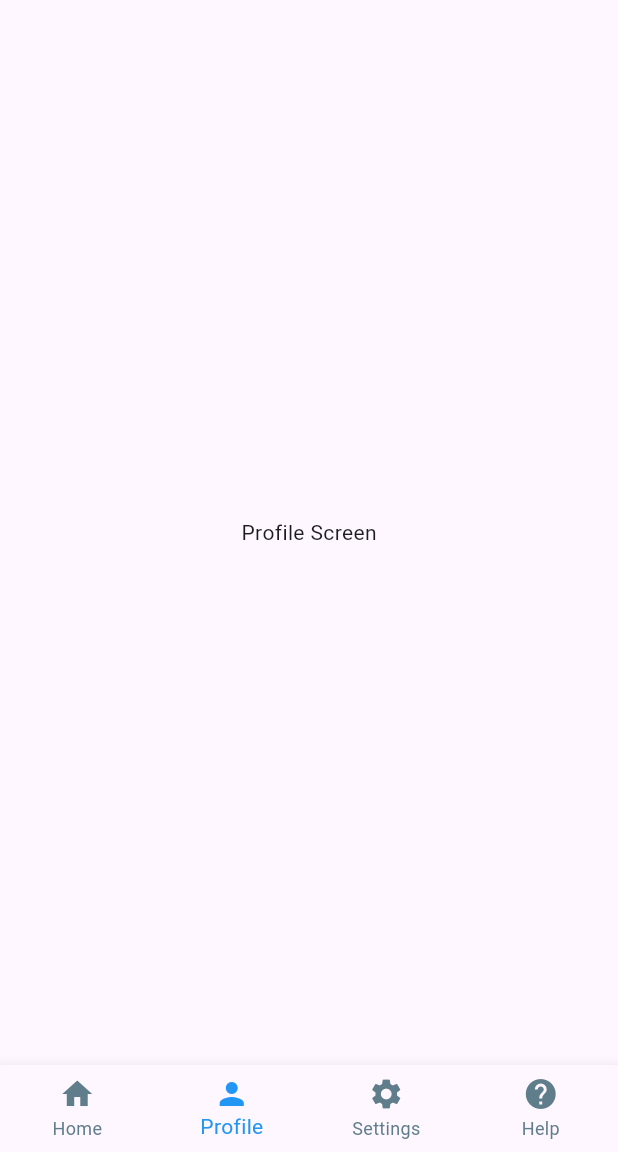
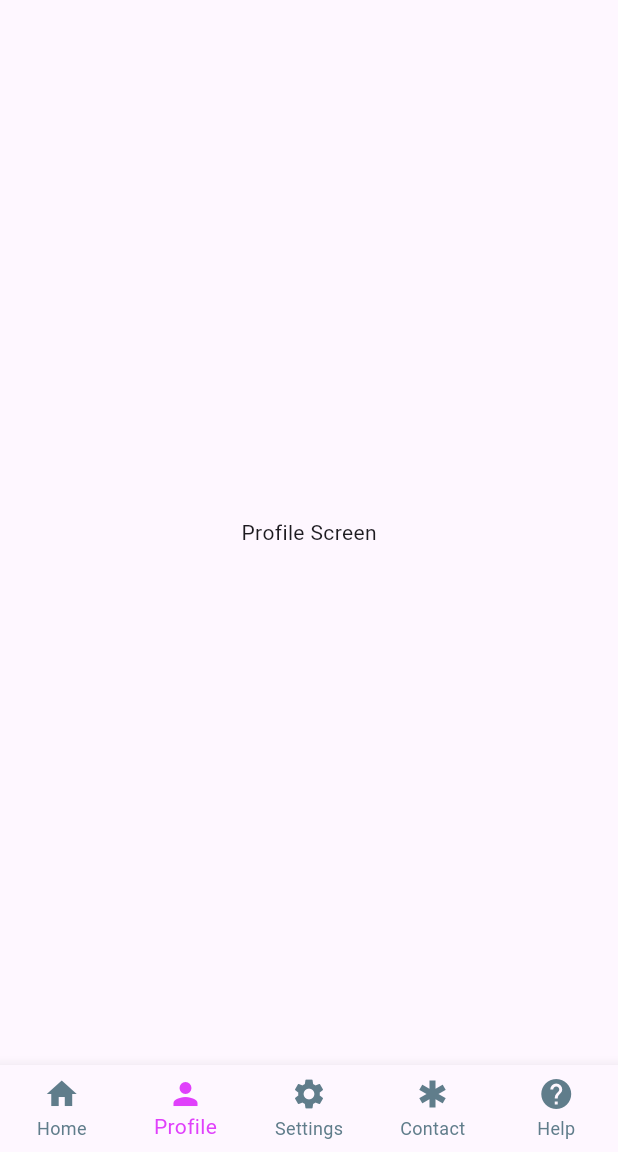
Before and after one commit to sup0808/FlutterNavigation, a Flutter app: the screen it shows after launch, item 2 of the bottom bar chosen, on a phone screen of 412 x 824 dp, the part 84-1236 px from its top. Run offline on Flutter 3.47's test engine with Material 3 defaults, Android fonts, the phone set to English and light mode, and no system bars.

Commit message:
Handle item click in Navdrawer item after adding bottom navigation bar

```diff
--- a/lib/main.dart
+++ b/lib/main.dart
@@ -36,6 +36,7 @@ class _HomePageState extends State<HomePage> {
     return Scaffold(
       appBar: AppBar(
         centerTitle: true,
+        backgroundColor: Colors.purpleAccent,
         title: const Text("Drawer Demo "),
       ),
       drawer: DrawerDemo(),
--- a/lib/views/bottom_navigation_screen.dart
+++ b/lib/views/bottom_navigation_screen.dart
@@ -9,17 +9,28 @@ import 'help_screen.dart';
 import 'home_screen.dart';
 import 'nav_drawer_screen.dart';
 
-class BottomNavigationScreen extends StatefulWidget{
+class BottomNavigationScreen extends StatefulWidget {
+  int selectedIndex = 0;
 
-  int selectedIndex=0;
-
-  BottomNavigationScreen({ required this.selectedIndex});
+  BottomNavigationScreen({required this.selectedIndex});
 
   @override
   State<BottomNavigationScreen> createState() => _BottomNavigationScreenState();
 }
 
 class _BottomNavigationScreenState extends State<BottomNavigationScreen> {
+  onItemTapped(int index) {
+    setState(() {
+      widget.selectedIndex = index;
+      currentIndex = widget.selectedIndex;
+    });
+  }
+
+  @override
+  void initState() {
+    onItemTapped(widget.selectedIndex);
+    super.initState();
+  }
 
   int currentIndex = 0;
   List screensList = [
@@ -33,25 +44,29 @@ class _BottomNavigationScreenState extends State<BottomNavigationScreen> {
 
   @override
   Widget build(BuildContext context) {
-
-    Widget currentScreen = currentIndex  == 0? HomePage() : currentIndex == 1 ?
-    ProfileScreen() : currentIndex ==2 ? SettingsScreen() :  currentIndex ==3 ? ContactScreen() :HelpScreen();
-
+    Widget currentScreen = currentIndex == 0
+        ? HomePage()
+        : currentIndex == 1
+            ? ProfileScreen()
+            : currentIndex == 2
+                ? SettingsScreen()
+                : currentIndex == 3
+                    ? ContactScreen()
+                    : HelpScreen();
 
     return Scaffold(
-
       body: PageStorage(
         bucket: bucket,
         child: currentScreen,
       ),
       bottomNavigationBar: BottomNavigationBar(
         type: BottomNavigationBarType.fixed,
-       onTap: (index){
+        onTap: (index) {
           setState(() {
             currentIndex = index;
           });
         },
-       selectedItemColor: Colors.blue,
+        selectedItemColor: Colors.purpleAccent,
         unselectedItemColor: Colors.blueGrey,
         currentIndex: currentIndex,
         items: const [
@@ -60,9 +75,14 @@ class _BottomNavigationScreenState extends State<BottomNavigationScreen> {
           BottomNavigationBarItem(
               icon: Icon(Icons.person), label: "Profile", tooltip: "Profile"),
           BottomNavigationBarItem(
-             icon: Icon(Icons.settings), label: "Settings", tooltip: "Settings"),
+              icon: Icon(Icons.settings),
+              label: "Settings",
+              tooltip: "Settings"),
+          BottomNavigationBarItem(
+              icon: Icon(Icons.emergency), label: "Contact", tooltip: "Contact"),
           BottomNavigationBarItem(
               icon: Icon(Icons.help), label: "Help", tooltip: "Help"),
+
         ],
       ),
     );
```
Also changed, not shown: lib/views/nav_drawer_screen.dart (+6 -5 lines). Lines whose indentation alone changed are shown as unchanged.
